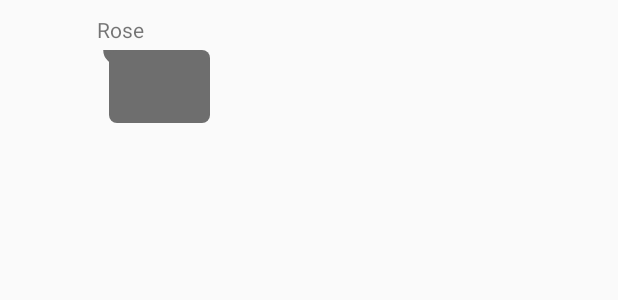
After one commit to wnsvy223/KakaoNotiRead, an Android app: the layout list_message_item.xml on its own in the app's theme, with its tools: preview values and no code run, on a phone screen of 412 x 824 dp. The commit adds this screen. Shown: the top 300 px of the screen. Run offline under Robolectric (Android 15) with nearby library versions, the phone set to English and light mode, and no system bars.

Commit message:
1. kakao talk message ui 2. Realm : local database 3. tts triger when click message

```diff
--- a/app/src/main/java/com/example/wnsvy/kakaonotiread/Activity/MessageActivity.java
+++ b/app/src/main/java/com/example/wnsvy/kakaonotiread/Activity/MessageActivity.java
@@ -67,13 +67,12 @@ public class MessageActivity extends AppCompatActivity {
         //RealmResults<Users> realmResults = realm.where(Users.class).sort("timeStamp",Sort.DESCENDING).limit(1).findAllAsync();
         // 타임스탬프로 정령해서 가장 최근메시지 1개만 가져오기
 
-        RealmResults<Users> results = realm.where(Users.class).sort("timeStamp",Sort.DESCENDING).distinct("userId").findAllAsync();
+        RealmResults<Users> results = realm.where(Users.class).sort("timeStamp",Sort.DESCENDING).distinct("userId").findAll();
         Log.d("테스트:" , String.valueOf(results));
 
-        MessageAdapter messageAdapter = new MessageAdapter(results,true, this,"message");
+        MessageAdapter messageAdapter = new MessageAdapter(results,true, this);
         LinearLayoutManager linearLayoutManager = new LinearLayoutManager(this, LinearLayoutManager.VERTICAL, false);
         recyclerView.setLayoutManager(linearLayoutManager);
-        recyclerView.setHasFixedSize(true);
         recyclerView.setAdapter(messageAdapter);
     }
 
--- a/app/src/main/java/com/example/wnsvy/kakaonotiread/MainActivity.java
+++ b/app/src/main/java/com/example/wnsvy/kakaonotiread/MainActivity.java
@@ -40,7 +40,6 @@ public class MainActivity extends AppCompatActivity {
     public SeekBar ttsVolume;
     public SeekBar ttsTone;
     public Spinner spinner;
-    private CommonApplication commonApplication;
     private TextToSpeech textToSpeech;
     public SharedPreferences sharedPreferences;
     public AudioManager audioManager;
@@ -203,20 +202,19 @@ public class MainActivity extends AppCompatActivity {
 
                     switch (seekBar.getId()) {
                         case R.id.ttsSpeechRate:
-                            //commonApplication.setTextToSpeechRate(getConvertValue(progress));
                             textToSpeech.setSpeechRate(getConvertValue(progress));
                             sharedPreferences.edit().putInt("ttsSpeechRate", progress).apply();
                             textToSpeech.speak("읽기 속도 값은" + progress + "입니다", TextToSpeech.QUEUE_FLUSH, ttsParam, "1");
                             Log.d("읽기속도", String.valueOf(getConvertValue(progress)));
                             break;
                         case R.id.ttsVolume:
-                            Log.d("읽기볼륨", String.valueOf(getConvertValue(progress)));
                             textToSpeech.speak("읽기 볼륨 값은" + progress + "입니다", TextToSpeech.QUEUE_FLUSH, ttsParam, "1");
+                            sharedPreferences.edit().putInt("ttsVolume", progress).apply();
                             audioManager.setStreamVolume(AudioManager.STREAM_MUSIC, progress, 0);
                             vol = progress;
+                            Log.d("읽기볼륨", String.valueOf(getConvertValue(progress)));
                             break;
                         case R.id.ttsTone:
-                            //commonApplication.setTextToSpeechPitch(getConvertValue(progress));
                             textToSpeech.setPitch(getConvertValue(progress));
                             sharedPreferences.edit().putInt("ttsTone", progress).apply();
                             textToSpeech.speak("읽기 톤 값은" + progress + "입니다", TextToSpeech.QUEUE_FLUSH, ttsParam, "1");
--- /dev/null
+++ b/app/src/main/res/drawable/circle2.xml
@@ -0,0 +1,3 @@
+<shape xmlns:android="http://schemas.android.com/apk/res/android" android:shape="oval">
+    <solid android:color="#48b3ff"/>
+</shape>
--- /dev/null
+++ b/app/src/main/res/drawable/message_shape.xml
@@ -0,0 +1,21 @@
+<?xml version="1.0" encoding="utf-8"?>
+<layer-list xmlns:android="http://schemas.android.com/apk/res/android">
+    <item>
+        <rotate
+            android:fromDegrees="-45"
+            android:pivotX="0%"
+            android:pivotY="0%"
+            android:toDegrees="0" >
+            <shape android:shape="rectangle" >
+                <solid android:color="#6e6e6e" />
+                <corners android:radius="10dp" />
+            </shape>
+        </rotate>
+    </item>
+    <item android:left="8dp">
+        <shape android:shape="rectangle" >
+            <solid android:color="#6e6e6e" />
+            <corners android:radius="5dp" />
+        </shape>
+    </item>
+</layer-list>
--- /dev/null
+++ b/app/src/main/res/layout/list_message_item.xml
@@ -0,0 +1,49 @@
+<?xml version="1.0" encoding="utf-8"?>
+<RelativeLayout xmlns:android="http://schemas.android.com/apk/res/android"
+    android:layout_width="match_parent"
+    android:layout_height="wrap_content"
+    android:paddingVertical="10dp"
+    android:paddingLeft="15dp"
+    android:paddingRight="60dp"
+    android:background="?android:selectableItemBackground"
+    android:clipToPadding="false">
+
+    <de.hdodenhof.circleimageview.CircleImageView
+        android:id="@+id/ivUser"
+        android:layout_width="34dp"
+        android:layout_height="34dp" />
+
+    <TextView
+        android:id="@+id/id"
+        android:layout_marginLeft="15dp"
+        android:layout_toRightOf="@+id/ivUser"
+        android:layout_alignTop="@+id/ivUser"
+        android:layout_width="wrap_content"
+        android:layout_height="wrap_content"
+        android:paddingBottom="4dp"
+        android:text="Rose"/>
+
+    <TextView
+        android:id="@+id/my_chat_view"
+        android:layout_width="wrap_content"
+        android:layout_height="wrap_content"
+        android:textColor="#ffffff"
+        android:layout_below="@+id/id"
+        android:layout_alignLeft="@+id/id"
+        android:background="@drawable/message_shape"
+        android:paddingVertical="12dp"
+        android:paddingHorizontal="16dp"
+        android:minWidth="75dp"
+        android:textSize="18sp"
+        />
+
+    <TextView
+        android:id="@+id/tvTime"
+        android:layout_width="wrap_content"
+        android:layout_height="wrap_content"
+        android:layout_alignTop="@+id/ivUser"
+        android:layout_marginStart="20dp"
+        android:layout_toEndOf="@+id/id"
+        android:gravity="center"
+        android:textSize="12sp" />
+</RelativeLayout>
--- a/app/src/main/res/layout/list_user_item.xml
+++ b/app/src/main/res/layout/list_user_item.xml
@@ -16,7 +16,7 @@
         />
 
     <TextView
-        android:id="@+id/userId"
+        android:id="@+id/id"
         android:layout_width="wrap_content"
         android:layout_height="wrap_content"
         android:layout_marginStart="32dp"
@@ -37,7 +37,7 @@
         android:ellipsize="end"
         android:textSize="13sp"
         android:layout_gravity="bottom"
-        android:layout_alignStart="@+id/userId"
+        android:layout_alignStart="@+id/id"
         android:layout_alignBottom="@+id/imgView" />
 
     <TextView
@@ -54,7 +54,7 @@
         android:layout_width="80dp"
         android:layout_height="wrap_content"
         android:id="@+id/frameLayout7"
-        android:layout_alignBottom="@+id/userId"
+        android:layout_alignBottom="@+id/id"
         android:layout_marginBottom="5dp"
         android:layout_alignParentEnd="true">
 
```
Also changed, not shown: app/src/main/java/com/example/wnsvy/kakaonotiread/Activity/ChatActivity.java (+61 -2 lines), app/src/main/java/com/example/wnsvy/kakaonotiread/Adapter/ChatAdapter.java (+17 -15 lines), app/src/main/java/com/example/wnsvy/kakaonotiread/Adapter/MessageAdapter.java (+9 -9 lines), app/src/main/java/com/example/wnsvy/kakaonotiread/Common/CommonApplication.java (+19 -1 lines), app/src/main/res/layout/list_chat_item.xml (deleted, +0 -59 lines).
